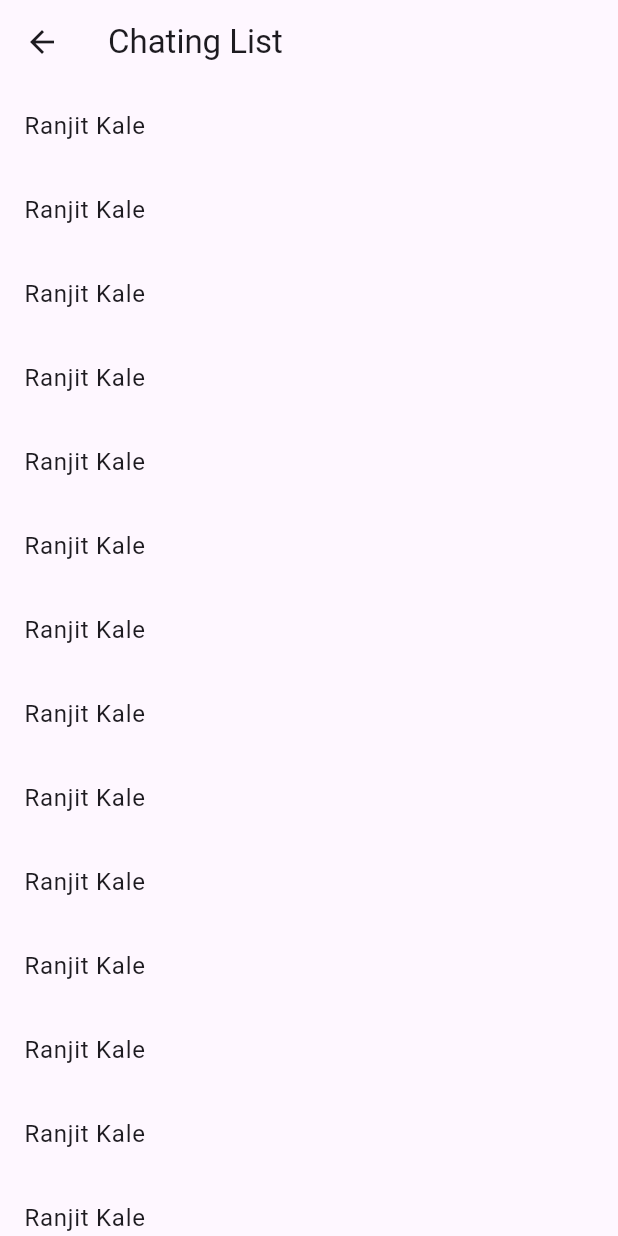
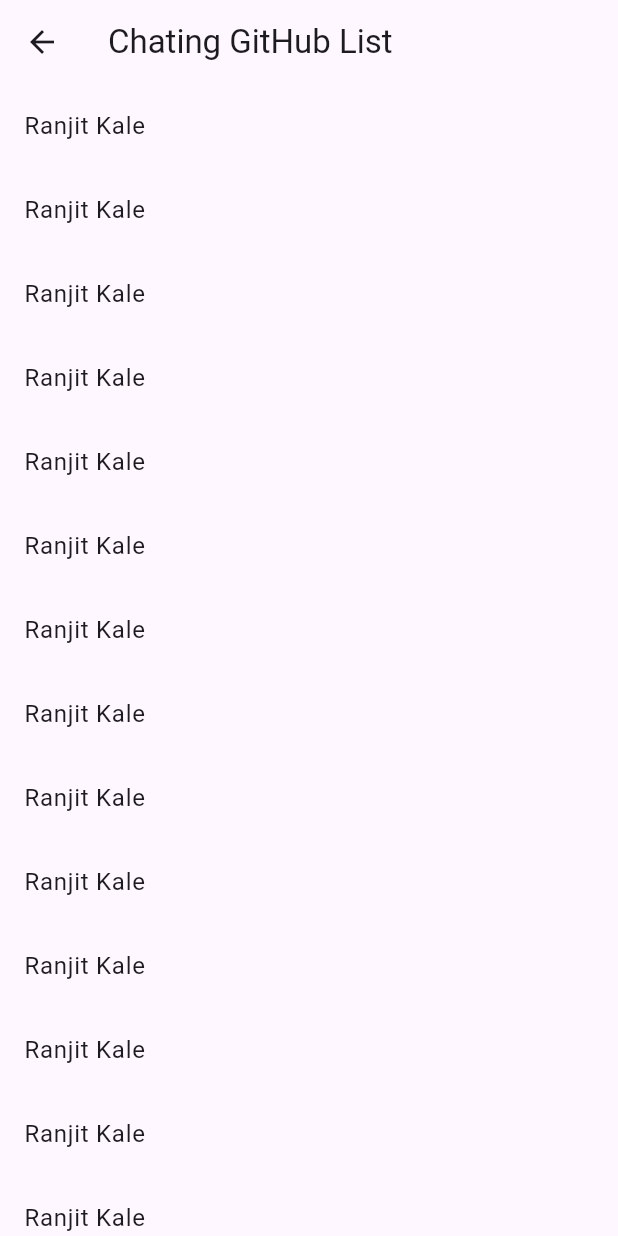
Before and after one commit to Ranjitk0001/Flutter_Github_Project_Demo, a Flutter app: the ChartList screen opened directly, on a phone screen of 412 x 824 dp. Run offline on Flutter 3.47's test engine with Material 3 defaults, Android fonts, the phone set to English and light mode, and no system bars.

Commit message:
chat feacture

```diff
--- a/lib/chat/chart_list.dart
+++ b/lib/chat/chart_list.dart
@@ -13,7 +13,7 @@ class _ChartListState extends State<ChartList> {
   Widget build(BuildContext context) {
     return Scaffold(
       appBar: AppBar(
-        title: Text('Chating List'),
+        title: Text('Chating GitHub List'),
       ),
 
       body: ListView.builder(
```
